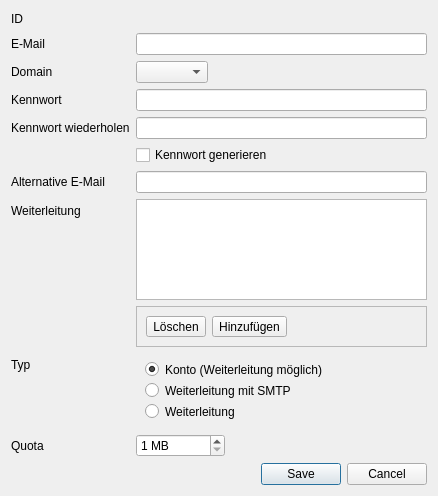
FLS-Wiesbaden/flscp, file flscp/ui/mailform.ui: the form before one commit.
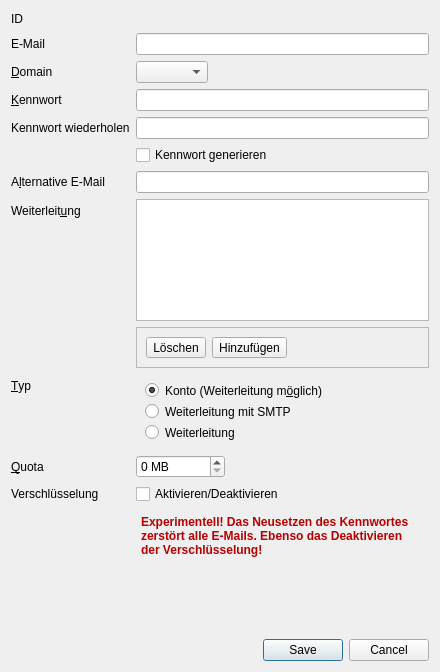
The form after the commit. Icons and pictures are not drawn.

```diff
--- a/flscp/ui/mailform.ui
+++ b/flscp/ui/mailform.ui
@@ -9,8 +9,8 @@
    <rect>
     <x>0</x>
     <y>0</y>
-    <width>438</width>
-    <height>496</height>
+    <width>440</width>
+    <height>672</height>
    </rect>
   </property>
   <property name="windowTitle">
@@ -85,7 +85,7 @@
    <item row="2" column="0">
     <widget class="QLabel" name="labDomain">
      <property name="text">
-      <string>Domain</string>
+      <string>&amp;Domain</string>
      </property>
      <property name="buddy">
       <cstring>fldDomain</cstring>
@@ -102,7 +102,7 @@
    <item row="3" column="0">
     <widget class="QLabel" name="labPw">
      <property name="text">
-      <string>Kennwort</string>
+      <string>&amp;Kennwort</string>
      </property>
      <property name="buddy">
       <cstring>fldPw</cstring>
@@ -146,7 +146,7 @@
    <item row="6" column="0">
     <widget class="QLabel" name="labAltMail">
      <property name="text">
-      <string>Alternative E-Mail</string>
+      <string>A&amp;lternative E-Mail</string>
      </property>
      <property name="buddy">
       <cstring>fldAltMail</cstring>
@@ -163,7 +163,7 @@
    <item row="7" column="0">
     <widget class="QLabel" name="labForward">
      <property name="text">
-      <string>Weiterleitung</string>
+      <string>Weiterleit&amp;ung</string>
      </property>
      <property name="buddy">
       <cstring>fldForward</cstring>
@@ -245,7 +245,7 @@
    <item row="9" column="0">
     <widget class="QLabel" name="labType">
      <property name="text">
-      <string>Typ</string>
+      <string>&amp;Typ</string>
      </property>
      <property name="buddy">
       <cstring>fldTypeAccount</cstring>
@@ -270,7 +270,7 @@
          <string>&lt;html&gt;&lt;head/&gt;&lt;body&gt;&lt;p&gt;Kontotyp. Typ &amp;quot;Konto&amp;quot; bedeutet, der Nutzer kann später die E-Mails per POP3/IMAP herunterladen (sprich: sich auf dem Server anmelden) und auch E-Mails über &amp;quot;SMTP&amp;quot; versenden. Ebenso besteht die Möglichkeit, Filter online einzurichten (oder bei einem unterstützten Programm) und E-Mails direkt weiterleiten zu lassen (wenn man bspw. nur SMTP nutzen möchte).&lt;/p&gt;&lt;/body&gt;&lt;/html&gt;</string>
         </property>
         <property name="text">
-         <string>Konto (Weiterleitung möglich)</string>
+         <string>Konto (Weiterleitung m&amp;öglich)</string>
         </property>
         <property name="checked">
          <bool>true</bool>
@@ -303,7 +303,7 @@
    <item row="10" column="0">
     <widget class="QLabel" name="labQuota">
      <property name="text">
-      <string>Quota</string>
+      <string>&amp;Quota</string>
      </property>
      <property name="buddy">
       <cstring>fldQuota</cstring>
@@ -319,17 +319,17 @@
       <string> MB</string>
      </property>
      <property name="minimum">
-      <number>1</number>
+      <number>0</number>
      </property>
      <property name="maximum">
       <number>102400</number>
      </property>
      <property name="value">
-      <number>1</number>
+      <number>0</number>
      </property>
     </widget>
    </item>
-   <item row="11" column="1">
+   <item row="15" column="1">
     <widget class="QDialogButtonBox" name="buttonBox">
      <property name="orientation">
       <enum>Qt::Horizontal</enum>
@@ -339,6 +339,55 @@
      </property>
     </widget>
    </item>
+   <item row="12" column="1">
+    <widget class="QPlainTextEdit" name="labEncWarning">
+     <property name="font">
+      <font>
+       <weight>75</weight>
+       <bold>true</bold>
+      </font>
+     </property>
+     <property name="styleSheet">
+      <string notr="true">color: rgb(184, 0, 0);
+background-color: transparent;</string>
+     </property>
+     <property name="frameShadow">
+      <enum>QFrame::Plain</enum>
+     </property>
+     <property name="verticalScrollBarPolicy">
+      <enum>Qt::ScrollBarAlwaysOff</enum>
+     </property>
+     <property name="horizontalScrollBarPolicy">
+      <enum>Qt::ScrollBarAlwaysOff</enum>
+     </property>
+     <property name="undoRedoEnabled">
+      <bool>false</bool>
+     </property>
+     <property name="plainText">
+      <string>Experimentell! Das Neusetzen des Kennwortes zerstört alle E-Mails. Ebenso das Deaktivieren der Verschlüsselung!</string>
+     </property>
+     <property name="textInteractionFlags">
+      <set>Qt::NoTextInteraction</set>
+     </property>
+    </widget>
+   </item>
+   <item row="11" column="1">
+    <widget class="QCheckBox" name="fldEncryption">
+     <property name="whatsThis">
+      <string>&lt;html&gt;&lt;head/&gt;&lt;body&gt;&lt;p&gt;Mit dieser Einstellung kann die Verschlüsselung der E-Mails aktiviert werden. Das Aktivieren geht nur in Verbindung mit der Eingabe eines Kennwortes. Damit werden automatische alle aktuellen und zukünftigen E-Mails verschlüsselt. Hierfür wird im Hintergrund automatisch ein Zertifikatspaar erstellt. Sobald das Kennwort vergessen wurde sind alle E-Mails verloren. Auch das Deaktivieren wird derzeit nicht unterstützt.&lt;/p&gt;&lt;/body&gt;&lt;/html&gt;</string>
+     </property>
+     <property name="text">
+      <string>Aktivieren/Deaktivieren</string>
+     </property>
+    </widget>
+   </item>
+   <item row="11" column="0">
+    <widget class="QLabel" name="labEnc">
+     <property name="text">
+      <string>Verschlüsselung</string>
+     </property>
+    </widget>
+   </item>
   </layout>
  </widget>
  <tabstops>
```
Left out of the diff: 7 changed lines with no effect on the pictures.
